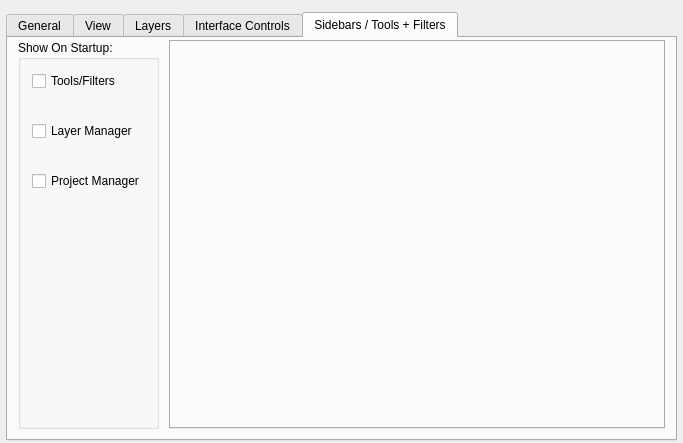
Before: the Qt Designer form src/Interface/Application/PreferencesInterface.ui in jessdtate/Seg3D, drawn with Qt 5.
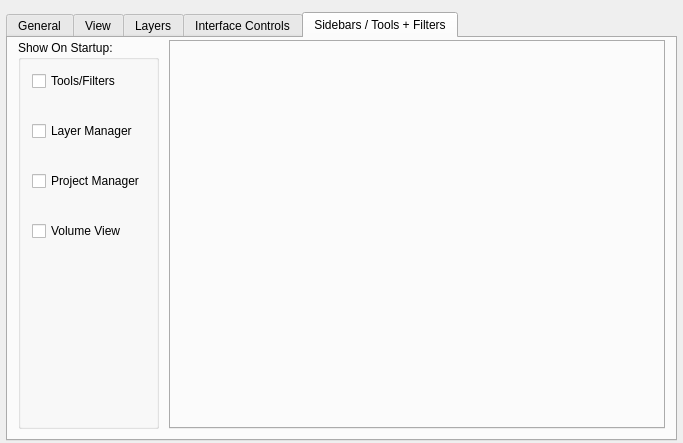
After: the same form once the commit is applied. The open tabs and pages were chosen to show the change. Custom widgets are drawn as their Qt base class.

Patch:
```diff
--- a/src/Interface/Application/PreferencesInterface.ui
+++ b/src/Interface/Application/PreferencesInterface.ui
@@ -1253,6 +1253,13 @@
             </property>
            </widget>
           </item>
+          <item>
+           <widget class="QCheckBox" name="volume_view_checkbox_">
+            <property name="text">
+             <string>Volume View</string>
+            </property>
+           </widget>
+          </item>
           <item>
            <spacer name="verticalSpacer_3">
             <property name="orientation">
```
